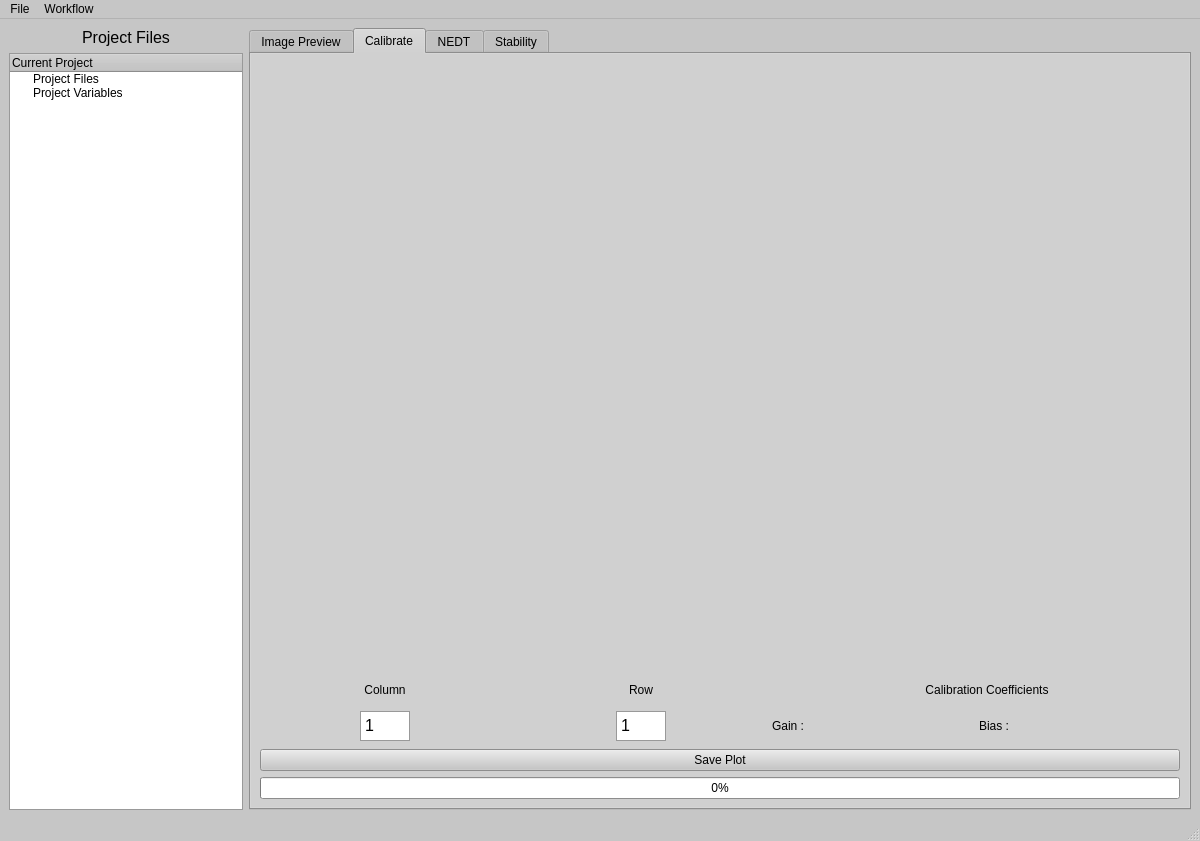
IccedLemonTea/SeniorProject, file gui/form.ui: the form before one commit.
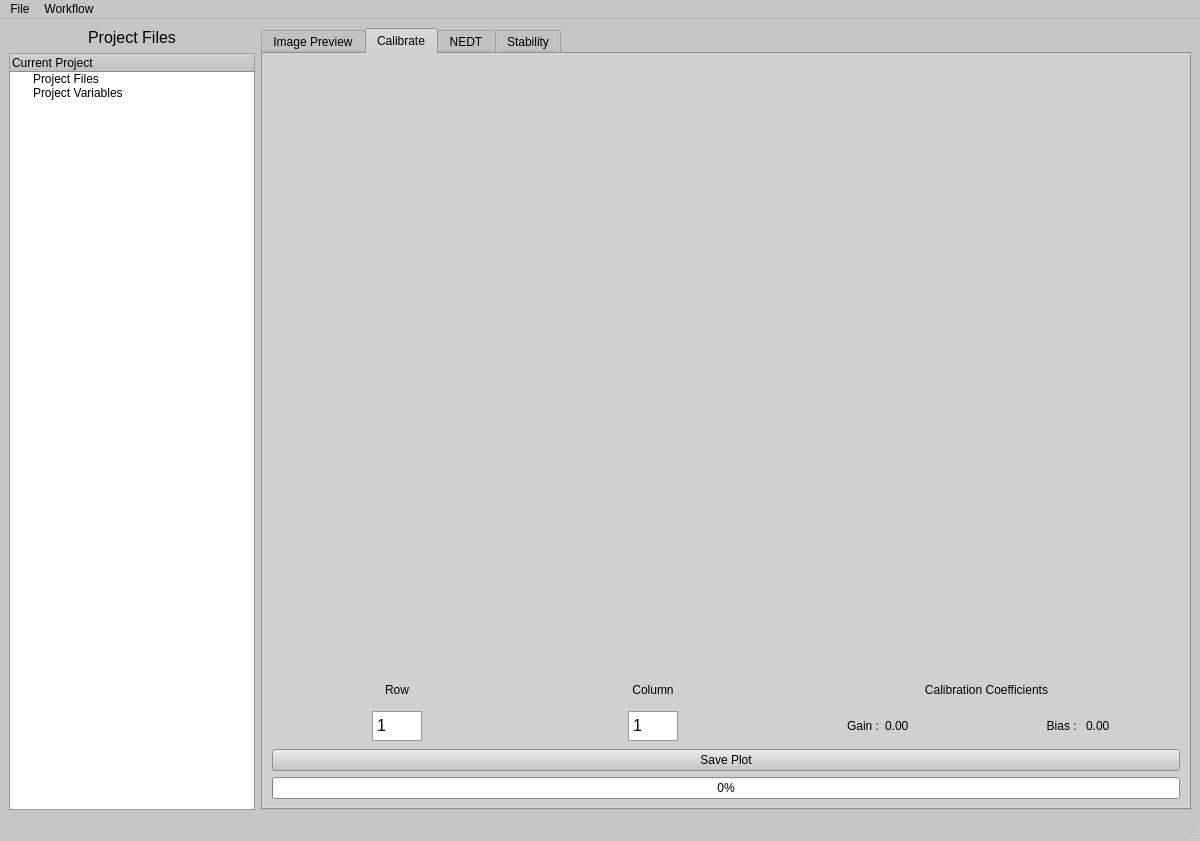
The form after the commit. Icons and pictures are not drawn.

Commit message: adjusted gain and bias positions in caltab

```diff
--- a/gui/form.ui
+++ b/gui/form.ui
@@ -698,6 +698,50 @@
           </item>
           <item>
            <layout class="QHBoxLayout" name="calCoefficientLayout">
+            <item>
+             <layout class="QVBoxLayout" name="rowLayout">
+              <property name="leftMargin">
+               <number>100</number>
+              </property>
+              <property name="rightMargin">
+               <number>100</number>
+              </property>
+              <item>
+               <widget class="QLabel" name="labelRow">
+                <property name="maximumSize">
+                 <size>
+                  <width>200</width>
+                  <height>30</height>
+                 </size>
+                </property>
+                <property name="text">
+                 <string>Row</string>
+                </property>
+                <property name="alignment">
+                 <set>Qt::AlignCenter</set>
+                </property>
+               </widget>
+              </item>
+              <item>
+               <widget class="QPlainTextEdit" name="rowTextEdit">
+                <property name="maximumSize">
+                 <size>
+                  <width>50</width>
+                  <height>30</height>
+                 </size>
+                </property>
+                <property name="font">
+                 <font>
+                  <pointsize>12</pointsize>
+                 </font>
+                </property>
+                <property name="plainText">
+                 <string>1</string>
+                </property>
+               </widget>
+              </item>
+             </layout>
+            </item>
             <item>
              <layout class="QVBoxLayout" name="colLayout">
               <property name="spacing">
@@ -760,50 +804,6 @@
               </item>
              </layout>
             </item>
-            <item>
-             <layout class="QVBoxLayout" name="rowLayout">
-              <property name="leftMargin">
-               <number>100</number>
-              </property>
-              <property name="rightMargin">
-               <number>100</number>
-              </property>
-              <item>
-               <widget class="QLabel" name="labelRow">
-                <property name="maximumSize">
-                 <size>
-                  <width>200</width>
-                  <height>30</height>
-                 </size>
-                </property>
-                <property name="text">
-                 <string>Row</string>
-                </property>
-                <property name="alignment">
-                 <set>Qt::AlignCenter</set>
-                </property>
-               </widget>
-              </item>
-              <item>
-               <widget class="QPlainTextEdit" name="rowTextEdit">
-                <property name="maximumSize">
-                 <size>
-                  <width>50</width>
-                  <height>30</height>
-                 </size>
-                </property>
-                <property name="font">
-                 <font>
-                  <pointsize>12</pointsize>
-                 </font>
-                </property>
-                <property name="plainText">
-                 <string>1</string>
-                </property>
-               </widget>
-              </item>
-             </layout>
-            </item>
             <item>
              <layout class="QVBoxLayout" name="calCoeffLabelLayout">
               <property name="sizeConstraint">
@@ -813,7 +813,7 @@
                <widget class="QLabel" name="labelCalCoef">
                 <property name="minimumSize">
                  <size>
-                  <width>430</width>
+                  <width>405</width>
                   <height>30</height>
                  </size>
                 </property>
@@ -838,6 +838,16 @@
                   <property name="text">
                    <string>Gain :</string>
                   </property>
+                  <property name="alignment">
+                   <set>Qt::AlignRight|Qt::AlignTrailing|Qt::AlignVCenter</set>
+                  </property>
+                 </widget>
+                </item>
+                <item>
+                 <widget class="QLabel" name="labelGainCoeff">
+                  <property name="text">
+                   <string>0.00</string>
+                  </property>
                  </widget>
                 </item>
                 <item>
@@ -845,6 +855,16 @@
                   <property name="text">
                    <string>Bias : </string>
                   </property>
+                  <property name="alignment">
+                   <set>Qt::AlignRight|Qt::AlignTrailing|Qt::AlignVCenter</set>
+                  </property>
+                 </widget>
+                </item>
+                <item>
+                 <widget class="QLabel" name="labelBiasCoeff">
+                  <property name="text">
+                   <string>0.00</string>
+                  </property>
                  </widget>
                 </item>
                </layout>
```
Left out of the diff: 12 changed lines with no effect on the pictures. The commit also changes 2 other files.
